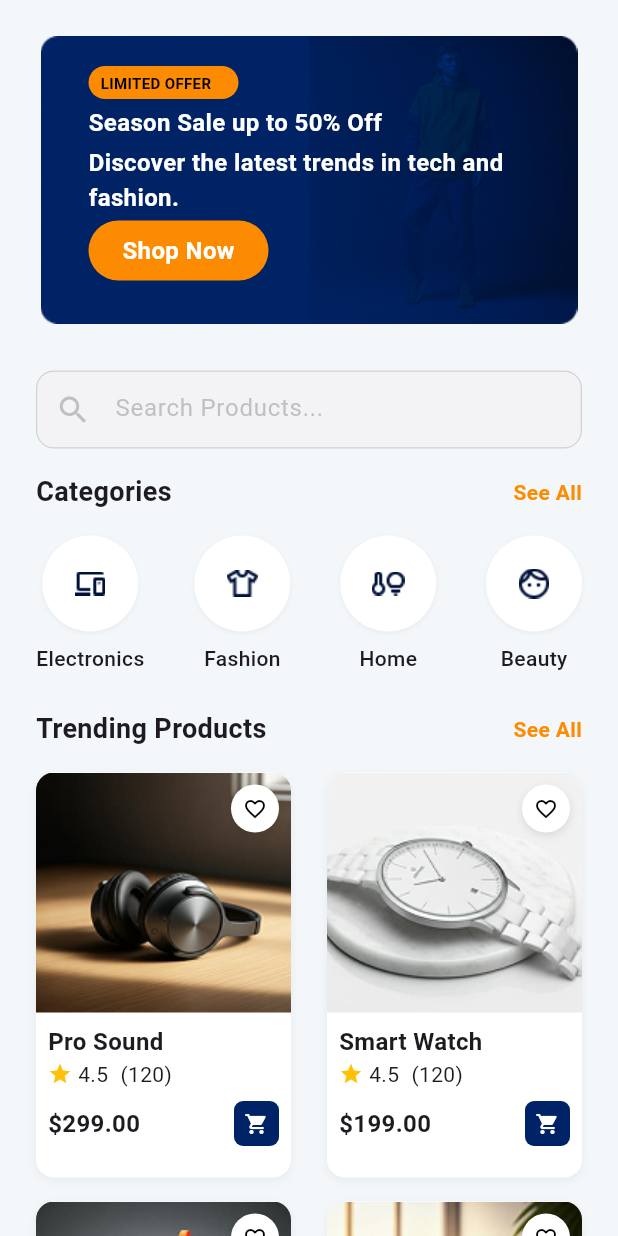
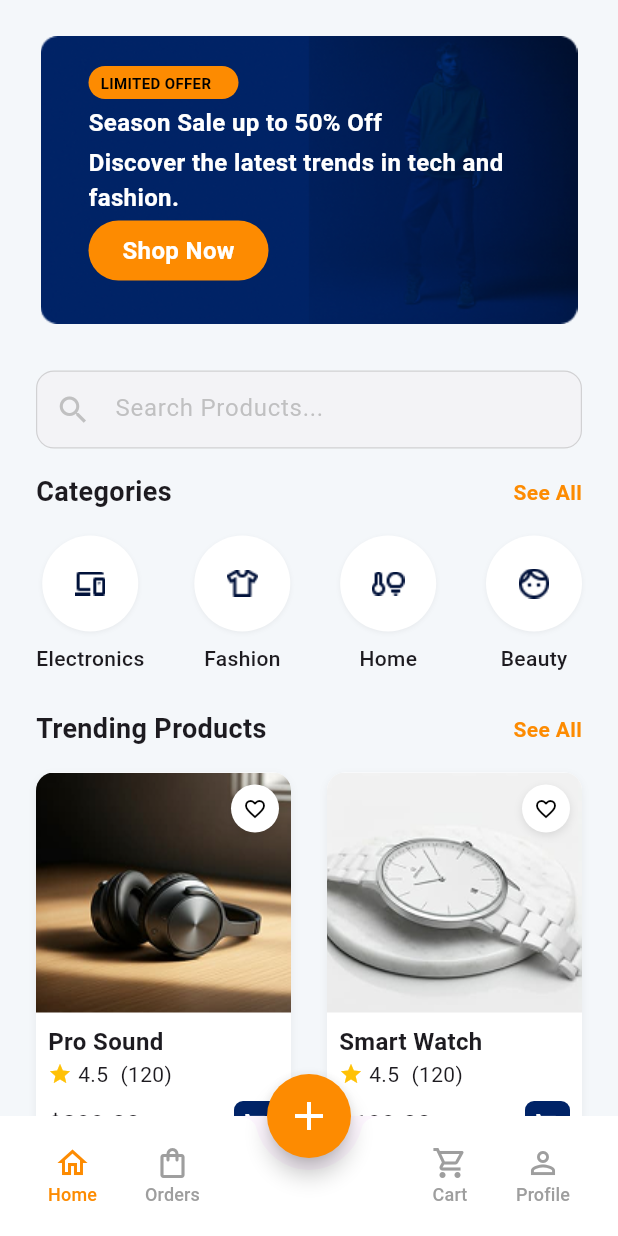
Before and after one commit to Jessetwo/vibrant_commerce, a Flutter app: the screen it shows after launch, after a tap on "Sign In", on a phone screen of 412 x 824 dp. Run offline on Flutter 3.47's test engine with Material 3 defaults, Android fonts, the phone set to English and light mode, and no system bars.

Commit message:
Bottom Nav bar added

```diff
--- a/lib/screens/auth/login.dart
+++ b/lib/screens/auth/login.dart
@@ -5,7 +5,7 @@ import 'package:vibrant_commerce/components/widgets/my_text_box.dart';
 import 'package:vibrant_commerce/components/widgets/social.dart';
 import 'package:vibrant_commerce/screens/auth/forgot_password.dart';
 import 'package:vibrant_commerce/screens/auth/register.dart';
-import 'package:vibrant_commerce/screens/main_screens/home_page.dart';
+import 'package:vibrant_commerce/screens/main_screens/main_screen.dart';
 
 class Login extends StatelessWidget {
   const Login({super.key});
@@ -93,10 +93,10 @@ class Login extends StatelessWidget {
                   MyButton(
                     title: 'Sign In',
                     onPressed: () {
-                      Navigator.push(
+                      Navigator.pushReplacement(
                         context,
                         MaterialPageRoute(
-                          builder: (context) => const HomePage(),
+                          builder: (context) => const MainScreen(),
                         ),
                       );
                     },
--- a/lib/screens/auth/register.dart
+++ b/lib/screens/auth/register.dart
@@ -3,6 +3,7 @@ import 'package:vibrant_commerce/components/assets/app_colors.dart';
 import 'package:vibrant_commerce/components/widgets/my_button.dart';
 import 'package:vibrant_commerce/components/widgets/my_text_box.dart';
 import 'package:vibrant_commerce/components/widgets/social.dart';
+import 'package:vibrant_commerce/screens/main_screens/main_screen.dart';
 
 class Register extends StatelessWidget {
   const Register({super.key});
@@ -69,7 +70,14 @@ class Register extends StatelessWidget {
                   const SizedBox(height: 24),
                   MyButton(
                     title: 'Sign Up',
-                    onPressed: () {},
+                    onPressed: () {
+                      Navigator.pushReplacement(
+                        context,
+                        MaterialPageRoute(
+                          builder: (context) => const MainScreen(),
+                        ),
+                      );
+                    },
                     color: AppColors.primaryColor,
                   ),
                   const SizedBox(height: 24),
--- /dev/null
+++ b/lib/screens/main_screens/cart_page.dart
@@ -0,0 +1,22 @@
+import 'package:flutter/material.dart';
+import 'package:vibrant_commerce/components/assets/app_colors.dart';
+
+class CartPage extends StatelessWidget {
+  const CartPage({super.key});
+
+  @override
+  Widget build(BuildContext context) {
+    return Scaffold(
+      backgroundColor: AppColors.tertiaryColor,
+      appBar: AppBar(
+        title: const Text('My Cart'),
+        backgroundColor: Colors.transparent,
+        elevation: 0,
+        foregroundColor: AppColors.neutralColor,
+      ),
+      body: const Center(
+        child: Text('Cart Page Placeholder'),
+      ),
+    );
+  }
+}
--- /dev/null
+++ b/lib/screens/main_screens/main_screen.dart
@@ -0,0 +1,172 @@
+import 'package:flutter/material.dart';
+import 'package:vibrant_commerce/components/assets/app_colors.dart';
+import 'package:vibrant_commerce/screens/main_screens/cart_page.dart';
+import 'package:vibrant_commerce/screens/main_screens/home_page.dart';
+import 'package:vibrant_commerce/screens/main_screens/orders_page.dart';
+import 'package:vibrant_commerce/screens/main_screens/profile_page.dart';
+
+class MainScreen extends StatefulWidget {
+  const MainScreen({super.key});
+
+  @override
+  State<MainScreen> createState() => _MainScreenState();
+}
+
+class _MainScreenState extends State<MainScreen> {
+  int _selectedIndex = 0;
+
+  final List<Widget> _pages = [
+    const HomePage(),
+    const OrdersPage(),
+    const CartPage(),
+    const ProfilePage(),
+  ];
+
+  void _onItemTapped(int index) {
+    setState(() {
+      _selectedIndex = index;
+    });
+  }
+
+  @override
+  Widget build(BuildContext context) {
+    return Scaffold(
+      body: IndexedStack(
+        index: _selectedIndex,
+        children: _pages,
+      ),
+      floatingActionButton: FloatingActionButton(
+        onPressed: () {
+          // Action for create new product
+          ScaffoldMessenger.of(context).showSnackBar(
+            const SnackBar(content: Text('Create New Product clicked')),
+          );
+        },
+        backgroundColor: AppColors.primaryColor,
+        shape: const CircleBorder(),
+        child: const Icon(Icons.add, color: Colors.white, size: 32),
+      ),
+      floatingActionButtonLocation: FloatingActionButtonLocation.centerDocked,
+      bottomNavigationBar: BottomAppBar(
+        shape: const CircularNotchedRectangle(),
+        notchMargin: 8.0,
+        color: Colors.white,
+        child: SizedBox(
+          height: 60,
+          child: Row(
+            mainAxisAlignment: MainAxisAlignment.spaceBetween,
+            children: <Widget>[
+              Row(
+                crossAxisAlignment: CrossAxisAlignment.start,
+                children: [
+                  MaterialButton(
+                    minWidth: 40,
+                    onPressed: () => _onItemTapped(0),
+                    child: Column(
+                      mainAxisAlignment: MainAxisAlignment.center,
+                      children: [
+                        Icon(
+                          Icons.home_outlined,
+                          color: _selectedIndex == 0
+                              ? AppColors.primaryColor
+                              : Colors.grey,
+                        ),
+                        Text(
+                          'Home',
+                          style: TextStyle(
+                            color: _selectedIndex == 0
+                                ? AppColors.primaryColor
+                                : Colors.grey,
+                            fontSize: 12,
+                          ),
+                        ),
+                      ],
+                    ),
+                  ),
+                  MaterialButton(
+                    minWidth: 40,
+                    onPressed: () => _onItemTapped(1),
+                    child: Column(
+                      mainAxisAlignment: MainAxisAlignment.center,
+                      children: [
+                        Icon(
+                          Icons.shopping_bag_outlined,
+                          color: _selectedIndex == 1
+                              ? AppColors.primaryColor
+                              : Colors.grey,
+                        ),
+                        Text(
+                          'Orders',
+                          style: TextStyle(
+                            color: _selectedIndex == 1
+                                ? AppColors.primaryColor
+                                : Colors.grey,
+                            fontSize: 12,
+                          ),
+                        ),
+                      ],
+                    ),
+                  ),
+                ],
+              ),
+              // Right Tab bar icons
+              Row(
+                crossAxisAlignment: CrossAxisAlignment.start,
+                children: [
+                  MaterialButton(
+                    minWidth: 40,
+                    onPressed: () => _onItemTapped(2),
+                    child: Column(
+                      mainAxisAlignment: MainAxisAlignment.center,
+                      children: [
+                        Icon(
+                          Icons.shopping_cart_outlined,
+                          color: _selectedIndex == 2
+                              ? AppColors.primaryColor
+                              : Colors.grey,
+                        ),
+                        Text(
+                          'Cart',
+                          style: TextStyle(
+                            color: _selectedIndex == 2
+                                ? AppColors.primaryColor
+                                : Colors.grey,
+                            fontSize: 12,
+                          ),
+                        ),
+                      ],
+                    ),
+                  ),
+                  MaterialButton(
+                    minWidth: 40,
+                    onPressed: () => _onItemTapped(3),
+                    child: Column(
+                      mainAxisAlignment: MainAxisAlignment.center,
+                      children: [
+                        Icon(
+                          Icons.person_outline,
+                          color: _selectedIndex == 3
+                              ? AppColors.primaryColor
+                              : Colors.grey,
+                        ),
+                        Text(
+                          'Profile',
+                          style: TextStyle(
+                            color: _selectedIndex == 3
+                                ? AppColors.primaryColor
+                                : Colors.grey,
+                            fontSize: 12,
+                          ),
+                        ),
+                      ],
+                    ),
+                  ),
+                ],
+              )
+            ],
+          ),
+        ),
+      ),
+    );
+  }
+}
--- /dev/null
+++ b/lib/screens/main_screens/orders_page.dart
@@ -0,0 +1,22 @@
+import 'package:flutter/material.dart';
+import 'package:vibrant_commerce/components/assets/app_colors.dart';
+
+class OrdersPage extends StatelessWidget {
+  const OrdersPage({super.key});
+
+  @override
+  Widget build(BuildContext context) {
+    return Scaffold(
+      backgroundColor: AppColors.tertiaryColor,
+      appBar: AppBar(
+        title: const Text('My Orders'),
+        backgroundColor: Colors.transparent,
+        elevation: 0,
+        foregroundColor: AppColors.neutralColor,
+      ),
+      body: const Center(
+        child: Text('Orders Page Placeholder'),
+      ),
+    );
+  }
+}
--- /dev/null
+++ b/lib/screens/main_screens/profile_page.dart
@@ -0,0 +1,22 @@
+import 'package:flutter/material.dart';
+import 'package:vibrant_commerce/components/assets/app_colors.dart';
+
+class ProfilePage extends StatelessWidget {
+  const ProfilePage({super.key});
+
+  @override
+  Widget build(BuildContext context) {
+    return Scaffold(
+      backgroundColor: AppColors.tertiaryColor,
+      appBar: AppBar(
+        title: const Text('My Profile'),
+        backgroundColor: Colors.transparent,
+        elevation: 0,
+        foregroundColor: AppColors.neutralColor,
+      ),
+      body: const Center(
+        child: Text('Profile Page Placeholder'),
+      ),
+    );
+  }
+}
```
